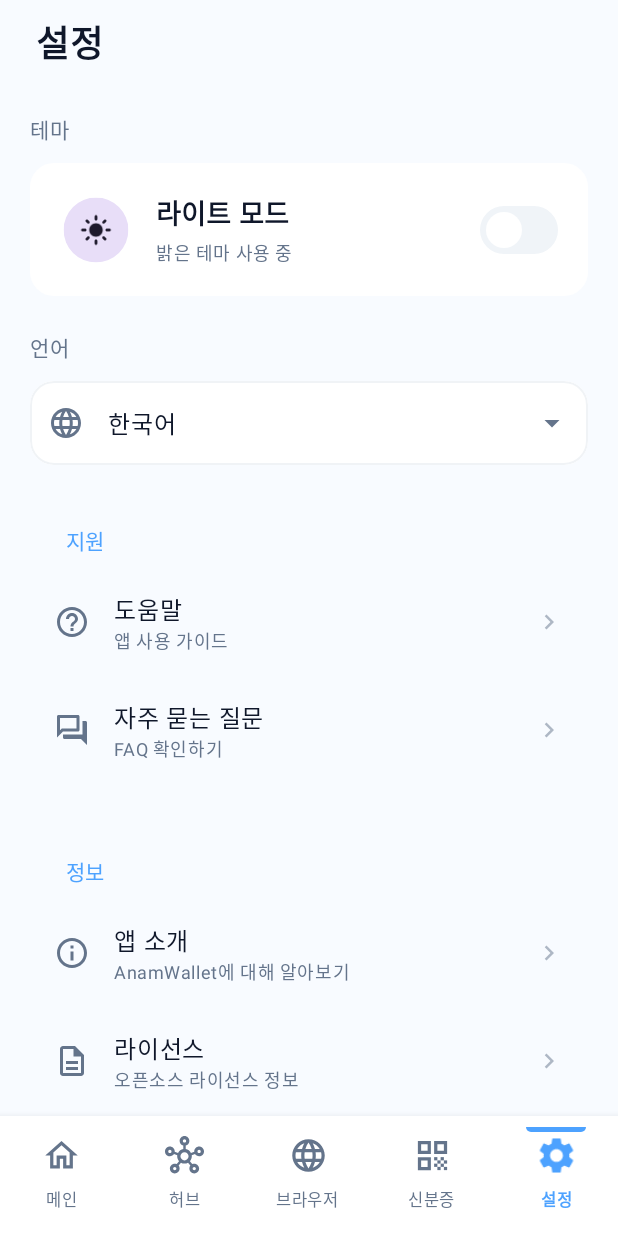
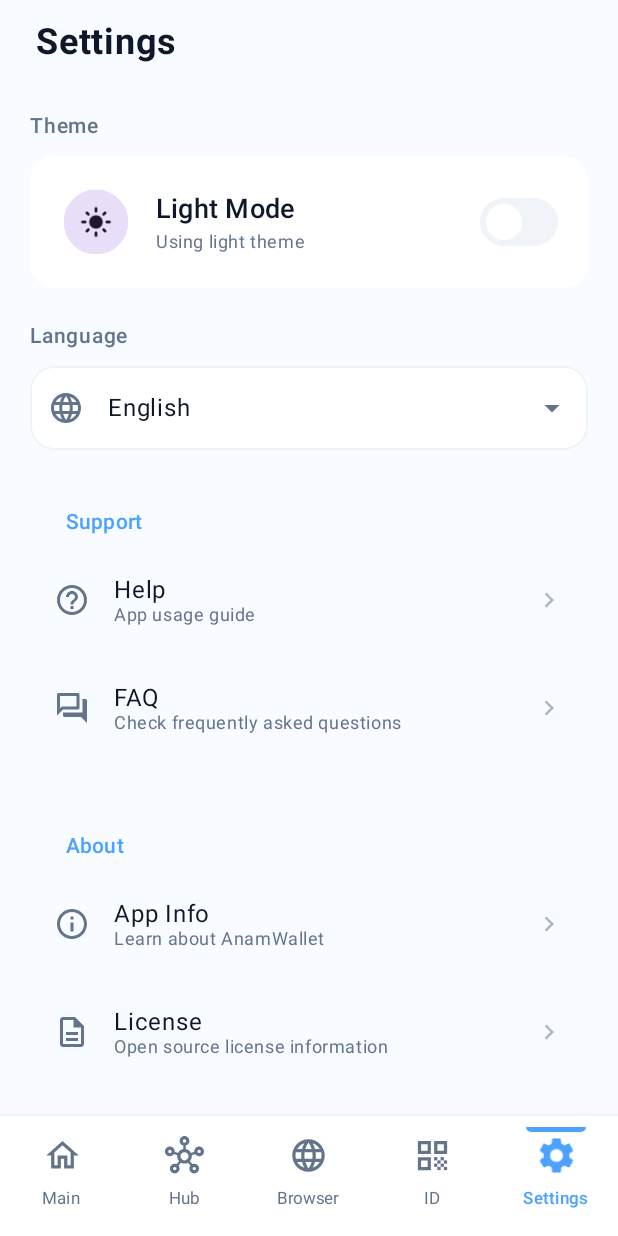
Before and after one commit to tyrannojung/v2-anamwallet, an Android app built with Jetpack Compose: the SettingsScreen screen opened through its navigation route, on a phone screen of 412 x 824 dp. Run offline under Robolectric (Android 15) with nearby library versions, the phone set to English and light mode, and no system bars; our stand-ins replace Dagger/Hilt's generated code.

Commit message:
refactor: remove legacy code and add comprehensive documentation

```diff
--- a/app/src/main/java/com/anam145/wallet/MainActivity.kt
+++ b/app/src/main/java/com/anam145/wallet/MainActivity.kt
@@ -25,6 +25,7 @@ import com.anam145.wallet.core.ui.language.LocalLanguage
 import com.anam145.wallet.core.ui.language.LocalStrings
 import com.anam145.wallet.core.ui.language.getStringsForLanguage
 import androidx.compose.runtime.CompositionLocalProvider
+import androidx.hilt.navigation.compose.hiltViewModel
 
 // Hilt가 의존성을 주입하는 시작점
 @AndroidEntryPoint
@@ -48,11 +49,19 @@ class MainActivity : ComponentActivity() {
 @Composable
 fun AnamWalletApp() {
     // 테마 ViewModel
-    val themeViewModel: ThemeViewModel = androidx.lifecycle.viewmodel.compose.viewModel()
+    // hiltViewModel() → ViewModel 인스턴스 생성
+    val themeViewModel: ThemeViewModel = hiltViewModel()
+    // collectAsStateWithLifecycle : 화면이 보일 때만 수집!
+    /**
+     * 1. 사용자가 앱 사용 중 (수집 중 ✓)
+     * 2. 홈 버튼 → 앱이 백그라운드로
+     * 3. 하지만 여전히 데이터 수집 중...
+     * 4. 배터리 낭비 + 불필요한 연산
+     * */
     val themeMode by themeViewModel.themeMode.collectAsStateWithLifecycle()
 
     // 언어 ViewModel
-    val languageViewModel: LanguageViewModel = androidx.lifecycle.viewmodel.compose.viewModel()
+    val languageViewModel: LanguageViewModel = hiltViewModel()
     val language by languageViewModel.language.collectAsStateWithLifecycle()
     val strings = getStringsForLanguage(language)
 
--- a/app/src/main/java/com/anam145/wallet/ui/theme/ThemeViewModel.kt
+++ b/app/src/main/java/com/anam145/wallet/ui/theme/ThemeViewModel.kt
@@ -12,6 +12,11 @@ import javax.inject.Inject
 
 /**
  * 앱 전체 테마 상태를 관리하는 ViewModel
+ * @HiltViewModel: Hilt가 이 ViewModel을 관리하라고 표시
+ * @Inject constructor: 생성자에 필요한 의존성을 Hilt가 주입
+ * : ViewModel(): Android ViewModel 상속
+ * ThemeViewModel은 앱 시작부터 끝까지 살아있음
+ * 최대한 가볍게 유지
  */
 @HiltViewModel
 class ThemeViewModel @Inject constructor(
@@ -20,11 +25,19 @@ class ThemeViewModel @Inject constructor(
 
     /**
      * 현재 테마 모드
+     * StateFlow(Hot StateFlow) : 항상 현재 상태 값을 가지고 있으며, 상태가 변경될 때 구독자들에게 이를 알리는 역할
      */
-    val themeMode: StateFlow<ThemeMode> = themeRepository.themeMode
+    val themeMode: StateFlow<ThemeMode> = themeRepository.themeMode // Cold Flow
         .stateIn(
-            scope = viewModelScope,
-            started = SharingStarted.WhileSubscribed(5_000),
-            initialValue = ThemeMode.SYSTEM
-        )
+            scope = viewModelScope, // 1. scope: 구독을 관리할 코루틴 스코프
+            started = SharingStarted.WhileSubscribed(5_000), // 2. started: 언제 구독을 시작/중지할지, 5_000, 5초 지연
+            initialValue = ThemeMode.SYSTEM // 3. initialValue: 첫 값이 올 때까지 사용할 기본값
+        ) // → Hot StateFlow로 변환!
+
+    /**
+     * 5초 구독이 필요한 이유
+     * 1. 화면 회전 시 Repository 구독 유지
+     * 2. 설정 화면 → 메인 화면 → 설정 화면 (2초 내)
+     *    └─ 5초 버퍼로 계속 구독 유지 (효율적!)
+     * */
 }
--- /dev/null
+++ b/core/common/src/main/java/com/anam145/wallet/core/common/util/LanguageUtil.kt
@@ -0,0 +1,20 @@
+package com.anam145.wallet.core.common.util
+
+import com.anam145.wallet.core.common.model.Language
+import java.util.Locale
+
+/**
+ * 언어 관련 유틸리티 함수들
+ */
+object LanguageUtil {
+    /**
+     * 시스템 언어를 지원하는 언어로 변환
+     */
+    fun getSystemLanguage(): Language {
+        return when (Locale.getDefault().language) {
+            "ko" -> Language.KOREAN
+            "en" -> Language.ENGLISH
+            else -> Language.KOREAN  // 지원하지 않는 언어는 한국어로 기본 설정
+        }
+    }
+}
--- a/feature/main/src/main/java/com/anam145/wallet/feature/main/MainScreen.kt
+++ b/feature/main/src/main/java/com/anam145/wallet/feature/main/MainScreen.kt
@@ -7,7 +7,6 @@ import androidx.compose.runtime.Composable
 import androidx.compose.ui.Alignment
 import androidx.compose.ui.Modifier
 import androidx.compose.ui.text.style.TextAlign
-import androidx.compose.ui.unit.dp
 import com.anam145.wallet.core.ui.language.LocalStrings
 
 /**
--- a/feature/settings/src/main/java/com/anam145/wallet/feature/settings/data/LanguageRepositoryImpl.kt
+++ b/feature/settings/src/main/java/com/anam145/wallet/feature/settings/data/LanguageRepositoryImpl.kt
@@ -10,6 +10,7 @@ import kotlinx.coroutines.flow.Flow
 import kotlinx.coroutines.flow.map
 import javax.inject.Inject
 import javax.inject.Singleton
+import com.anam145.wallet.core.common.util.LanguageUtil
 
 /**
  * LanguageRepository 구현체
@@ -29,13 +30,19 @@ class LanguageRepositoryImpl @Inject constructor(
     }
 
     override val language: Flow<Language> = dataStore.data.map { preferences ->
-        // 1. 저장된 언어 코드 읽기 (없으면 한국어)
-        val languageCode = preferences[LANGUAGE_KEY] ?: Language.KOREAN.code
-        // find 동작 과정:
-        // 1. Language.KOREAN.code == "en"? → "ko" == "en" → false
-        // 2. Language.ENGLISH.code == "en"? → "en" == "en" → true! (찾았다!)
-        // 결과: Language.ENGLISH 반환
-        Language.entries.find { it.code == languageCode } ?: Language.KOREAN
+        // 저장된 언어 코드 읽기
+        val savedLanguageCode = preferences[LANGUAGE_KEY]
+
+        when (savedLanguageCode) {
+            null -> {
+                // 저장된 값이 없으면 시스템 언어 사용
+                LanguageUtil.getSystemLanguage()
+            }
+            else -> {
+                // 저장된 언어 코드로 Language enum 찾기
+                Language.entries.find { it.code == savedLanguageCode } ?: LanguageUtil.getSystemLanguage()
+            }
+        }
     }
 
     override suspend fun setLanguage(language: Language) {
--- a/feature/settings/src/main/java/com/anam145/wallet/feature/settings/data/ThemeRepositoryImpl.kt
+++ b/feature/settings/src/main/java/com/anam145/wallet/feature/settings/data/ThemeRepositoryImpl.kt
@@ -14,24 +14,32 @@ import javax.inject.Singleton
 /**
  * ThemeRepository 구현체
  *
- * DataStore를 사용하여 테마 설정을 영구 저장합니다.
+ * DataStore를 사용하여 테마 설정을 영구 저장함.
  */
-@Singleton
+@Singleton // 앱 전체에서 인스턴스 하나만
 class ThemeRepositoryImpl @Inject constructor(
-    private val dataStore: DataStore<Preferences>
+    private val dataStore: DataStore<Preferences> // DataStore 주입
 ) : ThemeRepository {
 
+    // static 변수처럼 클래스 레벨에서 공유
     companion object {
+        // "theme_mode"라는 키로 문자열 저장
         private val THEME_MODE_KEY = stringPreferencesKey("theme_mode")
     }
 
-    override val themeMode: Flow<ThemeMode> = dataStore.data.map { preferences ->
+    override val themeMode: Flow<ThemeMode> = dataStore.data
+        .map { preferences -> // Preferences 객체를 ThemeMode로 변환
         val themeName = preferences[THEME_MODE_KEY] ?: ThemeMode.SYSTEM.name
+        // 1. preferences에서 "theme_mode" 키의 값 읽기
+        // 2. 없으면 "SYSTEM" 사용
+        // "DARK" → ThemeMode.DARK (문자열 → enum)
         ThemeMode.valueOf(themeName)
     }
 
     override suspend fun setThemeMode(themeMode: ThemeMode) {
         dataStore.edit { preferences ->
+            // ThemeMode.DARK → "DARK" (enum → 문자열)
+            // DataStore는  Coroutine Flow를 자체적으로 지원함
             preferences[THEME_MODE_KEY] = themeMode.name
         }
     }
--- a/feature/settings/src/main/java/com/anam145/wallet/feature/settings/ui/SettingsContract.kt
+++ b/feature/settings/src/main/java/com/anam145/wallet/feature/settings/ui/SettingsContract.kt
@@ -6,12 +6,22 @@ import com.anam145.wallet.core.common.model.ThemeMode
 /**
  * Settings 화면의 MVI Contract
  *
- * 설정 화면의 모든 상태, 의도(Intent), 부수효과를 정의합니다.
+ * 설정 화면의 모든 상태, 의도(Intent), 부수효과를 정의.
  *
  * Contract 패턴의 장점:
  * - 한 곳에서 화면의 모든 동작을 파악 가능
  * - State, Intent(Event), Effect를 명확히 구분
  * - 테스트와 유지보수가 용이
+ *
+ *  SettingsContract만 보면:
+ *  "아, 이 화면은..."
+ *  - 테마랑 언어를 보여주고 (State)
+ *  - 테마/언어 변경, 도움말 클릭 가능하고 (Intent)
+ *  - 다른 화면으로 이동할 수 있구나 (Effect)
+ *
+ *  신입: "Settings 화면이 뭐하는 곳이에요?"
+ *  선임: "SettingsContract 봐!"
+ *  신입: "아, 다 여기 있네요!"
  */
 interface SettingsContract {
 
@@ -24,12 +34,10 @@ interface SettingsContract {
      *
      * @property themeMode 현재 선택된 테마 모드 (라이트/다크/시스템)
      * @property language 현재 선택된 언어 설정
-     * @property isLoading 설정 변경 중 로딩 상태 표시 여부
      */
     data class SettingsState(
         val themeMode: ThemeMode = ThemeMode.SYSTEM,
-        val language: Language = Language.KOREAN,
-        val isLoading: Boolean = false
+        val language: Language = Language.KOREAN
     )
 
     /**
--- a/feature/settings/src/main/java/com/anam145/wallet/feature/settings/ui/SettingsScreen.kt
+++ b/feature/settings/src/main/java/com/anam145/wallet/feature/settings/ui/SettingsScreen.kt
@@ -18,7 +18,7 @@ import kotlinx.coroutines.flow.collectLatest
 /**
  * 설정 화면
  *
- * 앱 설정, 테마, 언어 등을 관리하는 화면입니다.
+ * 앱 설정, 테마, 언어 등을 관리하는 화면
  */
 @Composable
 fun SettingsScreen(
--- a/feature/settings/src/main/java/com/anam145/wallet/feature/settings/ui/SettingsViewModel.kt
+++ b/feature/settings/src/main/java/com/anam145/wallet/feature/settings/ui/SettingsViewModel.kt
@@ -27,11 +27,20 @@ class SettingsViewModel @Inject constructor(
     private val setLanguageUseCase: SetLanguageUseCase
 ) : ViewModel() {
 
-    // UI 상태
+    /**
+     * UI 상태
+     * private - 내부에서만 수정 가능한 MutableStateFlow
+     * public - 외부에서는 읽기만 가능한 StateFlow
+     * _uiState: ViewModel 내부에서만 값을 변경
+     * uiState: UI는 읽기만 가능 (캡슐화)
+     * */
     private val _uiState = MutableStateFlow(SettingsContract.SettingsState())
     val uiState: StateFlow<SettingsContract.SettingsState> = _uiState.asStateFlow()
 
-    // 부수효과
+    /**
+     * State: 지속적인 상태 (현재 테마는 다크모드)
+     * Effect: 일회성 동작 (화면 이동하세요!)
+     * */
     private val _effect = Channel<SettingsContract.SettingsEffect>()
     val effect = _effect.receiveAsFlow()
 
@@ -41,10 +50,27 @@ class SettingsViewModel @Inject constructor(
 
     /**
      * 사용자 Intent 처리
+     * MVI 방식 - 모든 액션을 Intent로 통합!
      */
     fun handleIntent(intent: SettingsContract.SettingsIntent) {
         when (intent) {
-            is SettingsContract.SettingsIntent.ChangeTheme -> changeTheme(intent.themeMode)
+            /**
+             * is는 Kotlin의 타입 체크 연산자
+             * is로 타입 체크하면 자동으로 타입 캐스팅됨!
+             * 여기서 intent는 자동으로 ChangeTheme 타입
+             * data class = 여러 인스턴스 생성 가능
+             * 각각 다른 인스턴스들
+             * val intent1 = ChangeTheme(ThemeMode.DARK)
+             * val intent2 = ChangeTheme(ThemeMode.LIGHT)
+             * val intent3 = ChangeTheme(ThemeMode.SYSTEM)
+             * 모두 ChangeTheme 타입이지만 다른 객체
+             * data object = 단 하나의 싱글톤
+             * 즉 여러 개의 인스턴스가 가능하기 때문에 타입 체크가 필요함
+             * */
+            // "이게 ChangeTheme 타입인가?"
+            is SettingsContract.SettingsIntent.ChangeTheme ->
+                // 맞다! 그럼 themeMode에 접근 가능
+                changeTheme(intent.themeMode)
             is SettingsContract.SettingsIntent.ChangeLanguage -> changeLanguage(intent.language)
             SettingsContract.SettingsIntent.ClickHelp -> navigateToHelp()
             SettingsContract.SettingsIntent.ClickFAQ -> navigateToFAQ()
@@ -54,22 +80,36 @@ class SettingsViewModel @Inject constructor(
     }
 
     /**
-     * 저장된 설정 불러오기
+     *  저장된 설정 불러오기
+     *  collect는 무한 대기 상태!
+     *  Flow가 새 값을 방출할 때마다 실행됨
+     *  사용자가 라이트 모드 선택
+     *  setThemeModeUseCase(LIGHT)
+     *     ↓
+     *  Repository 업데이트
+     *     ↓
+     *  getThemeModeUseCase()의 Flow가 새 값 방출!
+     *     ↓
+     *  collect가 감지하고 combine 다시 실행
+     *     ↓
+     *  State 자동 업데이트
      */
     private fun loadSettings() {
+        // 1. 코루틴 스코프
         viewModelScope.launch {
+            // 2. 두 개의 Flow 합치기
             combine(
-                getThemeModeUseCase(),
-                getLanguageUseCase()
+                getThemeModeUseCase(), // Flow<ThemeMode>
+                getLanguageUseCase()   // Flow<Language>
             ) { theme, language ->
+                // 3. 두 값이 모두 도착하면 실행
                 _uiState.update { currentState ->
                     currentState.copy(
                         themeMode = theme,
-                        language = language,
-                        isLoading = false
+                        language = language
                     )
                 }
-            }.collect()
+            }.collect() // 4. Flow 구독 시작 , collect는 suspend 함수 코루틴 필요.
         }
     }
 
--- a/feature/settings/src/main/java/com/anam145/wallet/feature/settings/ui/components/ThemeSection.kt
+++ b/feature/settings/src/main/java/com/anam145/wallet/feature/settings/ui/components/ThemeSection.kt
@@ -53,7 +53,6 @@ fun ThemeSection(
             ),
             elevation = CardDefaults.cardElevation(defaultElevation = 0.dp)
         ) {
-            val isSystemMode = currentTheme == ThemeMode.SYSTEM
             val isDarkMode = when (currentTheme) {
                 ThemeMode.DARK -> true
                 ThemeMode.LIGHT -> false
```
Also changed, not shown: feature/settings/src/main/java/com/anam145/wallet/feature/settings/di/SettingsModule.kt (+13 -0 lines).
